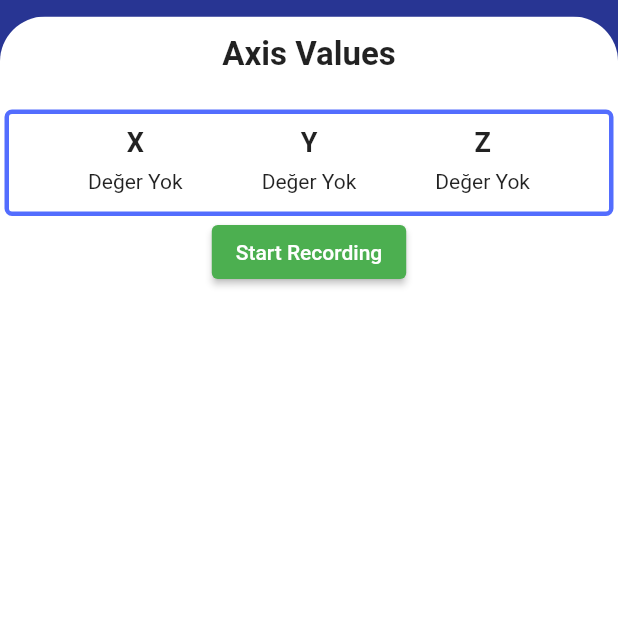
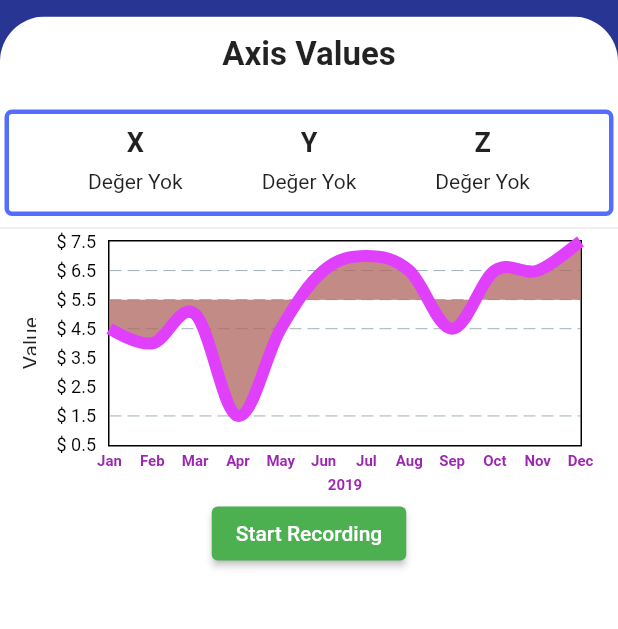
Before and after one commit to yuceltalha/vibration_analyzer, a Flutter app: the screen it shows after launch, on a phone screen of 412 x 824 dp, the part 51-680 px from its top. Run offline on Flutter 3.47's test engine with Material 2 defaults, Android fonts, the light colour scheme and no system bars; drawn by our look-alikes of fl_chart; our stand-ins replace charts_flutter, sensors_plus, syncfusion_flutter_charts; Roboto replaces fonts that are missing (Ibarra).

Commit message:
Chart Widget Adding Process

```diff
--- /dev/null
+++ b/lib/Screens/chart_ex.dart
@@ -0,0 +1,166 @@
+import 'package:fl_chart/fl_chart.dart';
+import 'package:flutter/material.dart';
+
+class LineChartSample4 extends StatelessWidget {
+  const LineChartSample4({Key? key}) : super(key: key);
+
+  Widget bottomTitleWidgets(double value, TitleMeta meta) {
+    String text;
+    switch (value.toInt()) {
+      case 0:
+        text = 'Jan';
+        break;
+      case 1:
+        text = 'Feb';
+        break;
+      case 2:
+        text = 'Mar';
+        break;
+      case 3:
+        text = 'Apr';
+        break;
+      case 4:
+        text = 'May';
+        break;
+      case 5:
+        text = 'Jun';
+        break;
+      case 6:
+        text = 'Jul';
+        break;
+      case 7:
+        text = 'Aug';
+        break;
+      case 8:
+        text = 'Sep';
+        break;
+      case 9:
+        text = 'Oct';
+        break;
+      case 10:
+        text = 'Nov';
+        break;
+      case 11:
+        text = 'Dec';
+        break;
+      default:
+        return Container();
+    }
+
+    return SideTitleWidget(
+      axisSide: meta.axisSide,
+      space: 4,
+      child: Text(text, style: _dateTextStyle),
+    );
+  }
+
+  Widget leftTitleWidgets(double value, TitleMeta meta) {
+    const style = TextStyle(color: Colors.black, fontSize: 12.0);
+    return SideTitleWidget(
+      axisSide: meta.axisSide,
+      child: Text('\$ ${value + 0.5}', style: style),
+    );
+  }
+
+  static const _dateTextStyle = TextStyle(
+    fontSize: 10,
+    color: Colors.purple,
+    fontWeight: FontWeight.bold,
+  );
+
+  @override
+  Widget build(BuildContext context) {
+    const cutOffYValue = 5.0;
+
+    return AspectRatio(
+      aspectRatio: 2.4,
+      child: Padding(
+        padding: const EdgeInsets.only(left: 12, right: 24),
+        child: LineChart(
+          LineChartData(
+            lineTouchData: LineTouchData(enabled: false),
+            lineBarsData: [
+              LineChartBarData(
+                spots: const [
+                  FlSpot(0, 4),
+                  FlSpot(1, 3.5),
+                  FlSpot(2, 4.5),
+                  FlSpot(3, 1),
+                  FlSpot(4, 4),
+                  FlSpot(5, 6),
+                  FlSpot(6, 6.5),
+                  FlSpot(7, 6),
+                  FlSpot(8, 4),
+                  FlSpot(9, 6),
+                  FlSpot(10, 6),
+                  FlSpot(11, 7),
+                ],
+                isCurved: true,
+                barWidth: 8,
+                color: Colors.purpleAccent,
+                belowBarData: BarAreaData(
+                  show: true,
+                  color: Colors.deepPurple.withOpacity(0.4),
+                  cutOffY: cutOffYValue,
+                  applyCutOffY: true,
+                ),
+                aboveBarData: BarAreaData(
+                  show: true,
+                  color: Colors.orange.withOpacity(0.6),
+                  cutOffY: cutOffYValue,
+                  applyCutOffY: true,
+                ),
+                dotData: FlDotData(
+                  show: false,
+                ),
+              ),
+            ],
+            minY: 0,
+            titlesData: FlTitlesData(
+              show: true,
+              topTitles: AxisTitles(
+                sideTitles: SideTitles(showTitles: false),
+              ),
+              rightTitles: AxisTitles(
+                sideTitles: SideTitles(showTitles: false),
+              ),
+              bottomTitles: AxisTitles(
+                axisNameWidget: const Text(
+                  '2019',
+                  style: _dateTextStyle,
+                ),
+                sideTitles: SideTitles(
+                  showTitles: true,
+                  reservedSize: 18,
+                  interval: 1,
+                  getTitlesWidget: bottomTitleWidgets,
+                ),
+              ),
+              leftTitles: AxisTitles(
+                axisNameSize: 20,
+                axisNameWidget: const Padding(
+                  padding: EdgeInsets.only(bottom: 8.0),
+                  child: Text('Value'),
+                ),
+                sideTitles: SideTitles(
+                  showTitles: true,
+                  interval: 1,
+                  reservedSize: 40,
+                  getTitlesWidget: leftTitleWidgets,
+                ),
+              ),
+            ),
+            gridData: FlGridData(
+              show: true,
+              drawVerticalLine: false,
+              horizontalInterval: 1,
+              checkToShowHorizontalLine: (double value) {
+                return value == 1 || value == 6 || value == 4 || value == 5;
+              },
+            ),
+          ),
+        ),
+      ),
+    );
+  }
+}
--- a/lib/Screens/home_page.dart
+++ b/lib/Screens/home_page.dart
@@ -1,9 +1,13 @@
+// ignore_for_file: unused_import, avoid_print
+
 import 'dart:async';
 import 'dart:math';
-
+// import 'package:flutter/foundation.dart';
 import 'package:flutter/material.dart';
-import 'package:graphic/graphic.dart';
 import 'package:sensors_plus/sensors_plus.dart';
+import 'package:syncfusion_flutter_charts/charts.dart';
+import 'package:syncfusion_flutter_charts/sparkcharts.dart';
+import 'package:vibration_catcher/Screens/chart_ex.dart';
 
 class HomePage extends StatefulWidget {
   const HomePage({Key? key}) : super(key: key);
@@ -18,19 +22,15 @@ class _HomePageState extends State<HomePage> {
   bool recording = false;
   StreamSubscription? streamSub;
   UserAccelerometerEvent? event;
-  List<dynamic> liste = [0];
+  List<double> liste = [0];
   String recordStat = "Start Recording";
-  var data = [
-    {'category': 'Shirts', 'sales': 5},
-    {'category': 'Cardigans', 'sales': 20},
-    {'category': 'Chiffons', 'sales': 36},
-    {'category': 'Pants', 'sales': 10},
-    {'category': 'Heels', 'sales': 10},
-    {'category': 'Socks', 'sales': 20},
-  ];
+  var listLen = [];
 
   @override
   Widget build(BuildContext context) {
+    for (int i = 0; i < liste.length; i++) {
+      listLen.add([liste[i],i]);
+    }
     return Scaffold(
       backgroundColor: Colors.indigo.shade800,
       appBar: AppBar(
@@ -68,8 +68,8 @@ class _HomePageState extends State<HomePage> {
                   margin: const EdgeInsets.only(top: 12, left: 3, right: 3),
                   padding: const EdgeInsets.only(bottom: 12.0, top: 8),
                   decoration: BoxDecoration(
-                    border:
-                        Border.all(color: Colors.indigoAccent.shade200, width: 3),
+                    border: Border.all(
+                        color: Colors.indigoAccent.shade200, width: 3),
                     borderRadius: BorderRadius.circular(5),
                   ),
 
@@ -86,8 +86,8 @@ class _HomePageState extends State<HomePage> {
                           ),
                           Padding(
                             padding: const EdgeInsets.only(top: 8.0),
-                            child:
-                                Text(event?.x.toStringAsFixed(3) ?? "Değer Yok"),
+                            child: Text(
+                                event?.x.toStringAsFixed(3) ?? "Değer Yok"),
                           ),
                         ],
                       ),
@@ -99,8 +99,8 @@ class _HomePageState extends State<HomePage> {
                           ),
                           Padding(
                             padding: const EdgeInsets.only(top: 8.0),
-                            child:
-                                Text(event?.y.toStringAsFixed(3) ?? "Değer Yok"),
+                            child: Text(
+                                event?.y.toStringAsFixed(3) ?? "Değer Yok"),
                           ),
                         ],
                       ),
@@ -112,32 +112,38 @@ class _HomePageState extends State<HomePage> {
                           ),
                           Padding(
                             padding: const EdgeInsets.only(top: 8.0),
-                            child:
-                                Text(event?.z.toStringAsFixed(3) ?? "Değer Yok"),
+                            child: Text(
+                                event?.z.toStringAsFixed(3) ?? "Değer Yok"),
                           ),
+                          // Renders line chart
                         ],
                       ),
                     ],
                   ),
                 ),
+                /* SfCartesianChart(
+                  primaryXAxis: CategoryAxis(),
+                  // Chart title
+                  title: ChartTitle(text: 'Half yearly sales analysis'),
+                  // Enable legend
+                  legend: Legend(isVisible: true),
+                  // Enable tooltip
+                  tooltipBehavior: TooltipBehavior(enable: true),
+                  series: <ChartSeries>[
+                    LineSeries(
 
-               /* Chart(
-                  data: data,
-                  variables: {
-                    'category': Variable(
-                      accessor: (Map map) => map['category'] as String,
-                    ),
-                    'sales': Variable(
-                      accessor: (Map map) => map['sales'] as num,
-                    ),
-                  },
-                  elements: [IntervalElement()],
-                  axes: [
-                    Defaults.horizontalAxis,
-                    Defaults.verticalAxis,
+                        dataSource: listLen,
+                        xValueMapper: (listLen, _) => listLen[1],
+                        yValueMapper: (listLen, _) => listLen[0],
+                        name: 'Sales',
+                        // Enable data label
+                        dataLabelSettings: const DataLabelSettings(isVisible: true))
                   ],
-                ),
-              */
+                ),*/
+                Divider(),
+
+                LineChartSample4(),
+
                 //Record Button
 
                 ElevatedButton(
@@ -149,7 +155,7 @@ class _HomePageState extends State<HomePage> {
                           start();
                         } else {
                           stop();
-                          print(peaks(liste));
+                          liste = peaks(liste);
                         }
                       },
                     );
@@ -208,8 +214,8 @@ class _HomePageState extends State<HomePage> {
     recording = !recording;
   }
 
-  peaks(List a) {
-    List b = [a.first];
+  peaks(List<double> a) {
+    List<double> b = [a.first];
     for (int i = 1; i < a.length - 1; i++) {
       if (a[i - 1] < a[i] && a[i] > a[i + 1]) {
         b.add(a[i]);
--- a/lib/bloc/plots_bloc.dart
+++ b/lib/bloc/plots_bloc.dart
@@ -6,7 +6,7 @@ class SimpleLineChart extends StatelessWidget {
   final List<charts.Series<dynamic,num>>? seriesList;
   final bool? animate;
 
-  SimpleLineChart(this.seriesList, {this.animate});
+  const SimpleLineChart(this.seriesList, {Key? key, this.animate}) : super(key: key);
 
   /// Creates a [LineChart] with sample data and no transition.
   factory SimpleLineChart.withSampleData() {
--- a/lib/main.dart
+++ b/lib/main.dart
@@ -1,4 +1,8 @@
+import 'dart:convert';
+
+import 'package:charts_flutter/flutter.dart';
 import 'package:flutter/material.dart';
+import 'package:vibration_catcher/Screens/chart_ex.dart';
 import 'Screens/home_page.dart';
 
 void main() {
--- a/pubspec.yaml
+++ b/pubspec.yaml
@@ -35,10 +35,10 @@ dependencies:
   # The following adds the Cupertino Icons font to your application.
   # Use with the CupertinoIcons class for iOS style icons.
   cupertino_icons: ^1.0.2
-  google_fonts: ^3.0.1
   sensors_plus: ^1.3.2
   charts_flutter: ^0.12.0
-  graphic: ^0.10.6
+  syncfusion_flutter_charts: ^20.2.40
+  fl_chart: ^0.55.0
 
 dev_dependencies:
   flutter_test:
--- a/samples/samples.dart
+++ b/samples/samples.dart
@@ -1,3 +1,5 @@
+// ignore_for_file: unused_local_variable, avoid_print
+
 import "dart:math";
 
 sMehanic(List<int> liste) {
```
Also changed, not shown: pubspec.lock, 1 other file.
